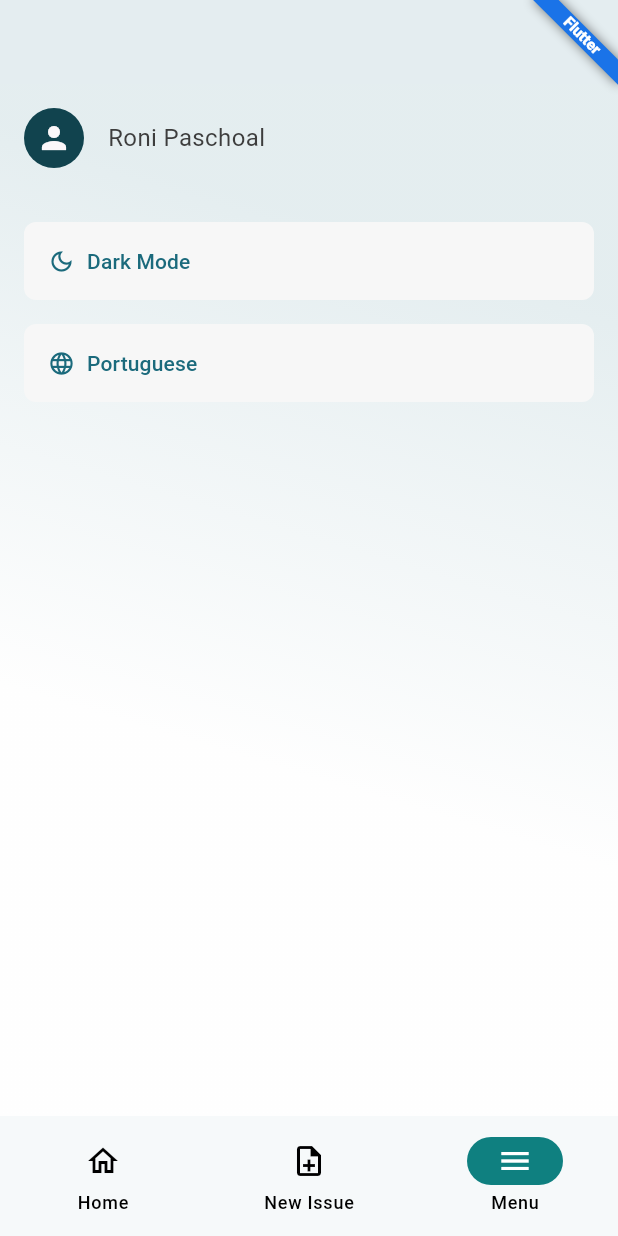
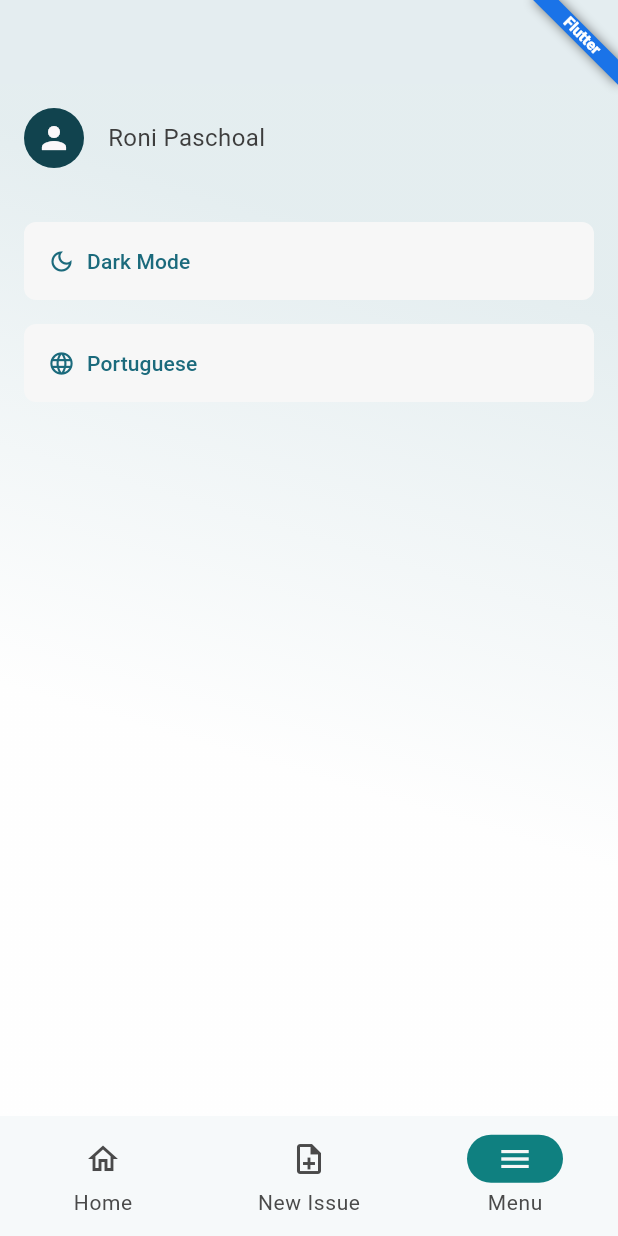
Before and after one commit to ronipaschoal/issues, a Flutter app: the screen it shows after launch, item 3 of the bottom bar chosen, on a phone screen of 412 x 824 dp. Run offline on Flutter 3.47's test engine with Material 3 defaults, Android fonts, the phone set to English and light mode, and no system bars; our stand-ins replace flutter_bloc, go_router; generated files the repository leaves out were written again.

Commit message:
refactor: create theme enum

```diff
--- /dev/null
+++ b/lib/domain/models/theme_model.dart
@@ -0,0 +1,27 @@
+import 'package:flutter/material.dart';
+import 'package:flutter_gen/gen_l10n/app_localizations.dart';
+
+extension ThemeEnumExtension on ThemeEnum {
+  String translate(BuildContext context) {
+    return switch (this) {
+      ThemeEnum.light => AppLocalizations.of(context)!.lightMode,
+      ThemeEnum.dark => AppLocalizations.of(context)!.darkMode,
+    };
+  }
+}
+
+enum ThemeEnum {
+  light(
+    ThemeMode.light,
+    Icon(Icons.light_mode_outlined),
+  ),
+  dark(
+    ThemeMode.dark,
+    Icon(Icons.dark_mode_outlined),
+  );
+
+  const ThemeEnum(this.theme, this.icon);
+
+  final ThemeMode theme;
+  final Icon icon;
+}
--- a/lib/pages/home/home_page.dart
+++ b/lib/pages/home/home_page.dart
@@ -61,7 +61,25 @@ class HomePage extends StatelessWidget {
           ),
           bottomNavigationBar: Builder(
             builder: (context) {
-              return NavigationBar(
+              return NavigationBarTheme(
+                data: NavigationBarThemeData(
+                  labelTextStyle: WidgetStateProperty.all(
+                    Theme.of(context).textTheme.bodySmall,
+                  ),
+                  iconTheme: WidgetStateProperty.resolveWith<IconThemeData>(
+                    (states) {
+                      if (states.contains(WidgetState.selected)) {
+                        return IconThemeData(
+                          color: Theme.of(context).colorScheme.surface,
+                        );
+                      }
+                      return IconThemeData(
+                        color: Theme.of(context).textTheme.bodySmall!.color,
+                      );
+                    },
+                  ),
+                ),
+                child: NavigationBar(
                   backgroundColor:
                       Theme.of(context).colorScheme.primary.withAlpha(10),
                   surfaceTintColor: Colors.transparent,
@@ -87,6 +105,7 @@ class HomePage extends StatelessWidget {
                       label: AppLocalizations.of(context)!.menu,
                     ),
                   ],
+                ),
               );
             },
           ),
--- a/lib/pages/home/widgets/home_menu_widget.dart
+++ b/lib/pages/home/widgets/home_menu_widget.dart
@@ -1,8 +1,8 @@
 import 'package:flutter/material.dart';
 import 'package:flutter_bloc/flutter_bloc.dart';
-import 'package:flutter_gen/gen_l10n/app_localizations.dart';
 import 'package:issues/config/cubit/app_cubit.dart';
 import 'package:issues/domain/models/locale_model.dart';
+import 'package:issues/domain/models/theme_model.dart';
 import 'package:issues/ui/ui_theme.dart';
 
 class HomeMenuWidget extends StatelessWidget {
@@ -37,29 +37,29 @@ class HomeMenuWidget extends StatelessWidget {
           if (Theme.of(context).brightness == Brightness.light) ...{
             ElevatedButton.icon(
               style: ElevatedButton.styleFrom(
-                padding: const EdgeInsets.all(16.0),
+                padding: const EdgeInsets.all(UiTheme.spacingMedium),
                 alignment: Alignment.centerLeft,
               ),
-              onPressed: () => appCubit.changeThemeMode(ThemeMode.dark),
-              icon: const Icon(Icons.dark_mode_outlined),
-              label: Text(AppLocalizations.of(context)!.darkMode),
+              onPressed: () => appCubit.changeThemeMode(ThemeEnum.dark.theme),
+              icon: ThemeEnum.dark.icon,
+              label: Text(ThemeEnum.dark.translate(context)),
             ),
           } else ...{
             ElevatedButton.icon(
               style: ElevatedButton.styleFrom(
-                padding: const EdgeInsets.all(16.0),
+                padding: const EdgeInsets.all(UiTheme.spacingMedium),
                 alignment: Alignment.centerLeft,
               ),
-              onPressed: () => appCubit.changeThemeMode(ThemeMode.light),
-              icon: const Icon(Icons.light_mode_outlined),
-              label: Text(AppLocalizations.of(context)!.lightMode),
+              onPressed: () => appCubit.changeThemeMode(ThemeEnum.light.theme),
+              icon: ThemeEnum.light.icon,
+              label: Text(ThemeEnum.light.translate(context)),
             ),
           },
           if (Localizations.localeOf(context) == LocaleEnum.pt.locale) ...{
             ElevatedButton.icon(
               onPressed: () => appCubit.changeLocale(LocaleEnum.en.locale),
               style: ElevatedButton.styleFrom(
-                padding: const EdgeInsets.all(16.0),
+                padding: const EdgeInsets.all(UiTheme.spacingMedium),
                 alignment: Alignment.centerLeft,
               ),
               label: Text(LocaleEnum.en.translate(context)),
@@ -69,7 +69,7 @@ class HomeMenuWidget extends StatelessWidget {
             ElevatedButton.icon(
               onPressed: () => appCubit.changeLocale(LocaleEnum.pt.locale),
               style: ElevatedButton.styleFrom(
-                padding: const EdgeInsets.all(16.0),
+                padding: const EdgeInsets.all(UiTheme.spacingMedium),
                 alignment: Alignment.centerLeft,
               ),
               label: Text(LocaleEnum.pt.translate(context)),
--- a/lib/ui/widgets/ui_scaffold_widget.dart
+++ b/lib/ui/widgets/ui_scaffold_widget.dart
@@ -1,4 +1,5 @@
 import 'package:flutter/material.dart';
+import 'package:flutter/services.dart';
 import 'package:issues/ui/widgets/flutter_banner_widget.dart';
 
 class UiScaffoldWidget extends StatelessWidget {
@@ -26,6 +27,9 @@ class UiScaffoldWidget extends StatelessWidget {
             style: Theme.of(context).textTheme.bodyLarge,
             textAlign: TextAlign.start,
           ),
+          systemOverlayStyle: Theme.of(context).brightness == Brightness.light
+              ? SystemUiOverlayStyle.dark
+              : SystemUiOverlayStyle.light,
         ),
         body: Container(
           decoration: BoxDecoration(
```
Lines whose indentation alone changed are shown as unchanged.
